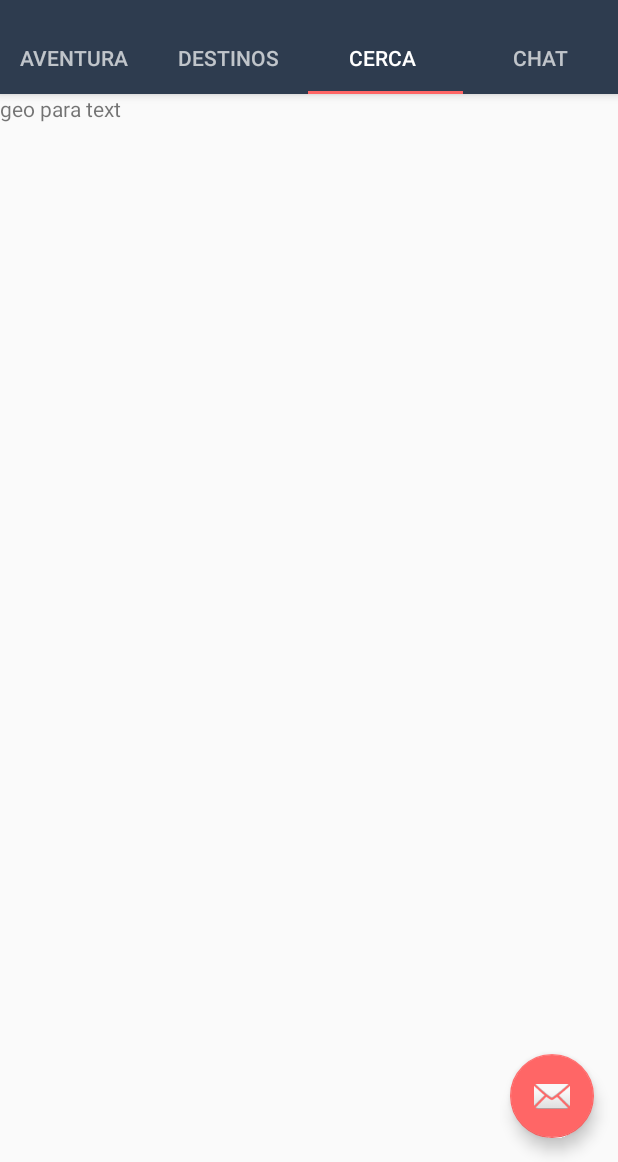
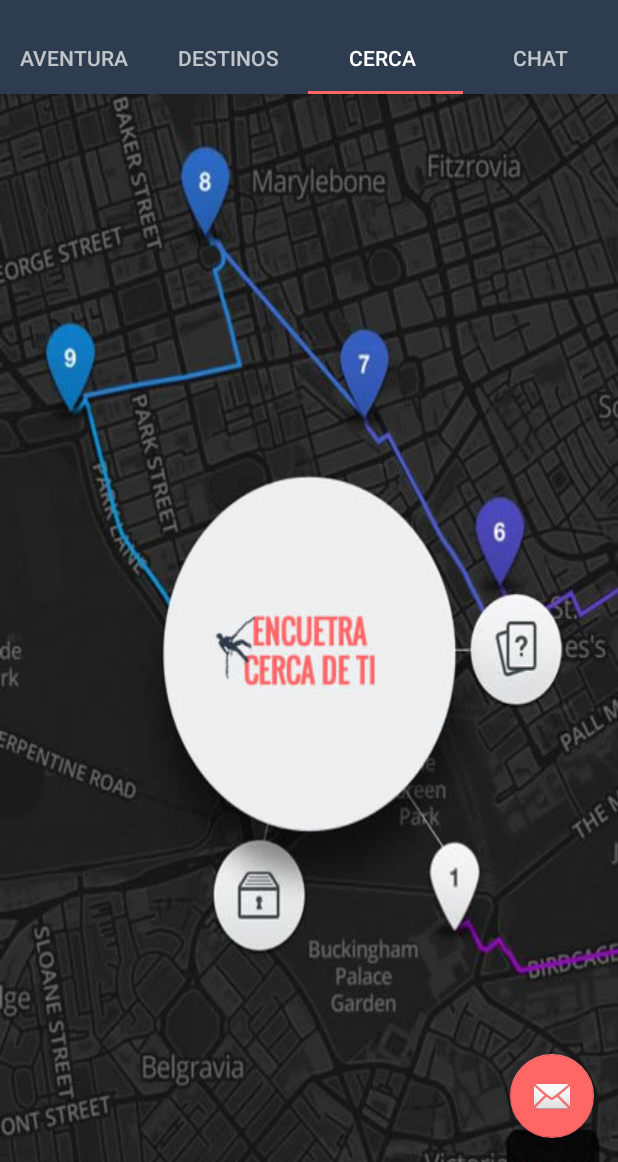
Before and after one commit to Alejorichdad/A-T, an Android app: the screen it shows after launch (MapsActivity), tab 3 chosen, on a phone screen of 412 x 824 dp, the part 74-1236 px from its top. Run offline under Robolectric (Android 15) with nearby library versions, the phone set to English and light mode, and no system bars.

Commit message:
Este commit pruebas iniciales

```diff
--- a/app/src/main/res/layout/fragment_aventure.xml
+++ b/app/src/main/res/layout/fragment_aventure.xml
@@ -9,6 +9,6 @@
     <TextView
         android:layout_width="match_parent"
         android:layout_height="match_parent"
-        android:text="incia tu aventura" />
+        />
 
 </FrameLayout>
--- a/app/src/main/res/layout/fragment_chat.xml
+++ b/app/src/main/res/layout/fragment_chat.xml
@@ -2,12 +2,13 @@
     xmlns:tools="http://schemas.android.com/tools"
     android:layout_width="match_parent"
     android:layout_height="match_parent"
+    android:background="@drawable/chat3"
     tools:context="com.aventurayturismo.at.fragments.ChatFragment">
 
     <!-- TODO: Update blank fragment layout -->
     <TextView
         android:layout_width="match_parent"
         android:layout_height="match_parent"
-        android:text="Chat aventureros" />
+         />
 
 </FrameLayout>
--- a/app/src/main/res/layout/fragment_geo.xml
+++ b/app/src/main/res/layout/fragment_geo.xml
@@ -2,12 +2,13 @@
     xmlns:tools="http://schemas.android.com/tools"
     android:layout_width="match_parent"
     android:layout_height="match_parent"
+    android:background="@drawable/mapback1"
     tools:context="com.aventurayturismo.at.fragments.GeoFragment">
 
     <!-- TODO: Update blank fragment layout -->
     <TextView
         android:layout_width="match_parent"
         android:layout_height="match_parent"
-        android:text="geo para text" />
+         />
 
 </LinearLayout>
--- a/build.gradle
+++ b/build.gradle
@@ -5,7 +5,7 @@ buildscript {
         jcenter()
     }
     dependencies {
-        classpath 'com.android.tools.build:gradle:2.3.0'
+        classpath 'com.android.tools.build:gradle:2.3.3'
         classpath 'com.google.gms:google-services:3.1.0'
 
         // NOTE: Do not place your application dependencies here; they belong
```
Also changed, not shown: app/src/main/res/drawable/chat.jpg (added), app/src/main/res/drawable/chat1.jpg (added), app/src/main/res/drawable/chat3.jpg (added), app/src/main/res/drawable/mapback.jpg (added), app/src/main/res/drawable/mapback1.jpg (added).
